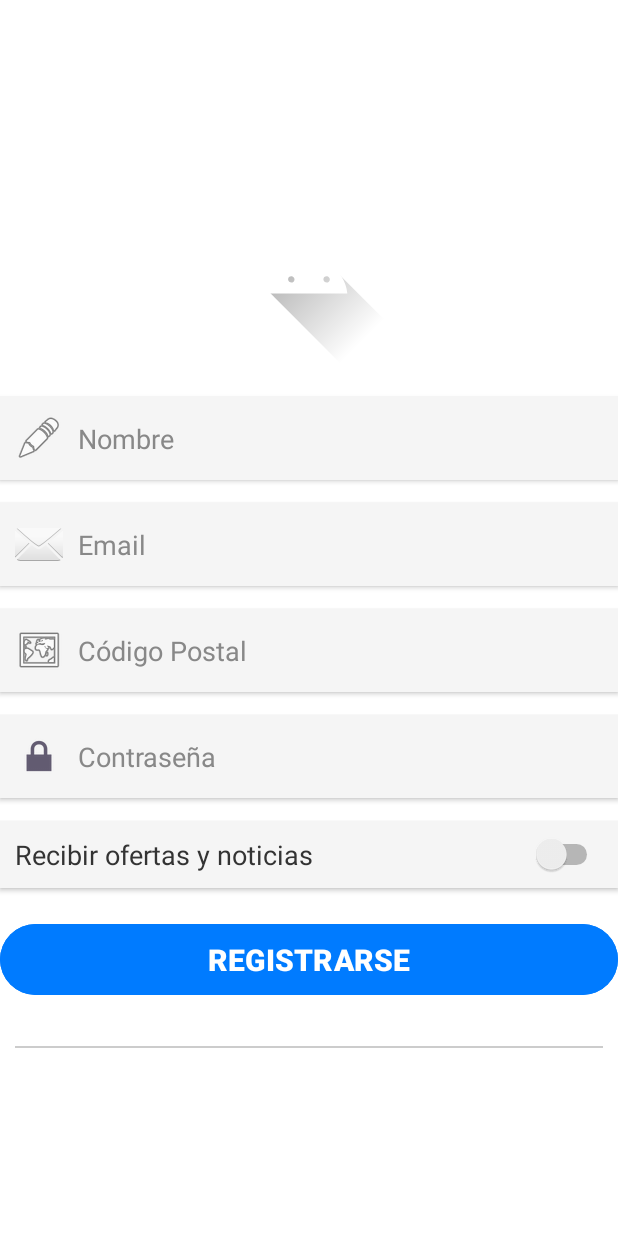
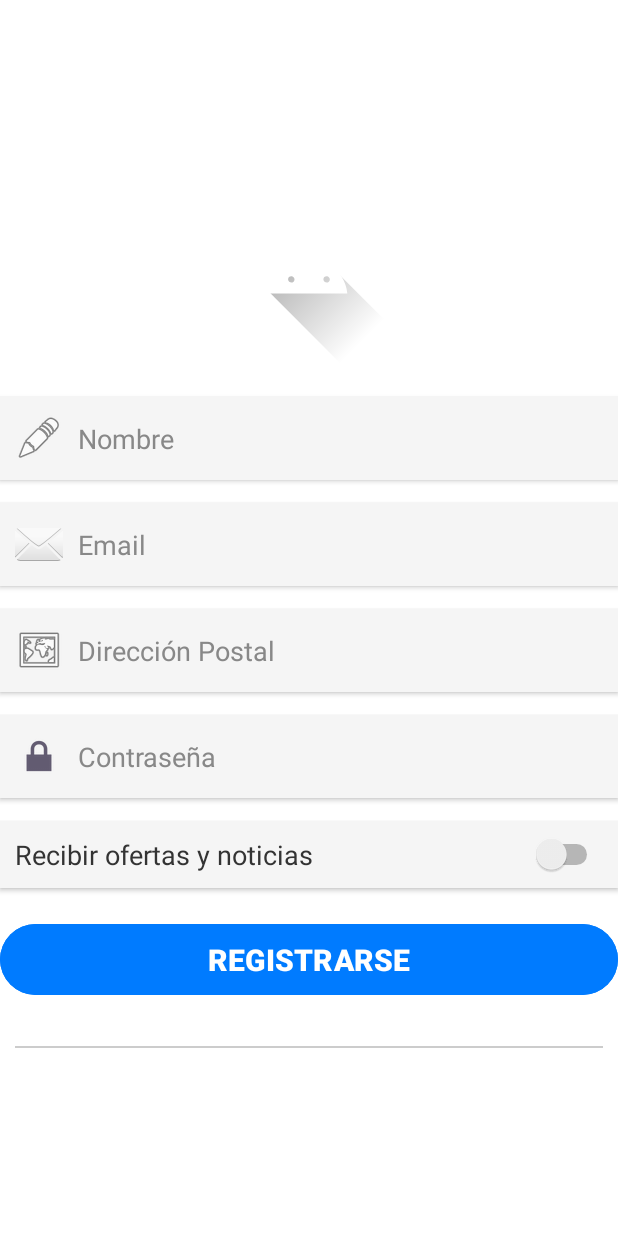
Before and after one commit to AntonL0803/APP_GamesShop_Android, an Android app: the screen it shows after launch (Registro), after a tap on "Regístrate", on a phone screen of 412 x 824 dp. Run offline under Robolectric (Android 15) with nearby library versions, the phone set to English and light mode, and no system bars; our stand-ins replace Firebase (no records; nobody signed in at launch, a user with empty details on screens opened directly).

Commit message:
cambio de cp a direccion postal

```diff
--- a/app/src/main/java/com/example/aplicacion/Interfaces/Perfil.java
+++ b/app/src/main/java/com/example/aplicacion/Interfaces/Perfil.java
@@ -55,7 +55,6 @@ public class Perfil extends Fragment {
     private Switch newsletterPerfil;
     private Button cerrarSesion, modificarDatos, btnGuardar;
     private ImageView imageViewPerfil;
-    //private StorageReference storageReference;
     private FirebaseAuth firebaseAuth;
     private FirebaseUser usuarioActual;
     private GoogleSignInClient googleSignInClient;
--- a/app/src/main/res/layout/activity_registro.xml
+++ b/app/src/main/res/layout/activity_registro.xml
@@ -59,17 +59,17 @@
         android:id="@+id/etCPRegistro"
         android:layout_width="match_parent"
         android:layout_height="55dp"
+        android:layout_marginBottom="15dp"
         android:background="#F5F5F5"
-        android:hint="Código Postal"
-        android:inputType="number"
+        android:drawableStart="@android:drawable/ic_menu_mapmode"
+        android:drawablePadding="10dp"
+        android:elevation="2dp"
+        android:hint="Dirección Postal"
+        android:inputType="text"
+        android:padding="10dp"
         android:textColor="#333333"
         android:textColorHint="#888888"
-        android:drawableStart="@android:drawable/ic_menu_mapmode"
-        android:drawablePadding="10dp"
-        android:padding="10dp"
-        android:textSize="18sp"
-        android:elevation="2dp"
-        android:layout_marginBottom="15dp"/>
+        android:textSize="18sp" />
 
     <!-- Campo Contraseña -->
     <EditText
--- a/app/src/main/res/layout/fragment_perfil_fragmento.xml
+++ b/app/src/main/res/layout/fragment_perfil_fragmento.xml
@@ -57,8 +57,8 @@
         android:background="#F9F9F9"
         android:elevation="2dp"
         android:gravity="center"
-        android:hint="Código Postal"
-        android:inputType="number"
+        android:hint="Dirección Postal"
+        android:inputType="text"
         android:padding="15dp"
         android:textColor="#333333"
         android:textSize="18sp" />
```
